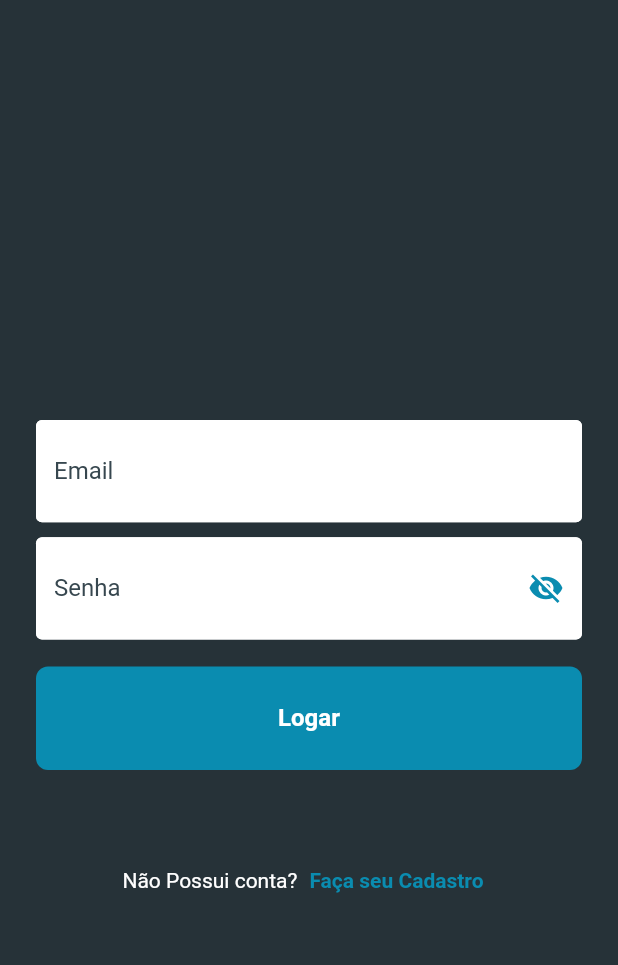
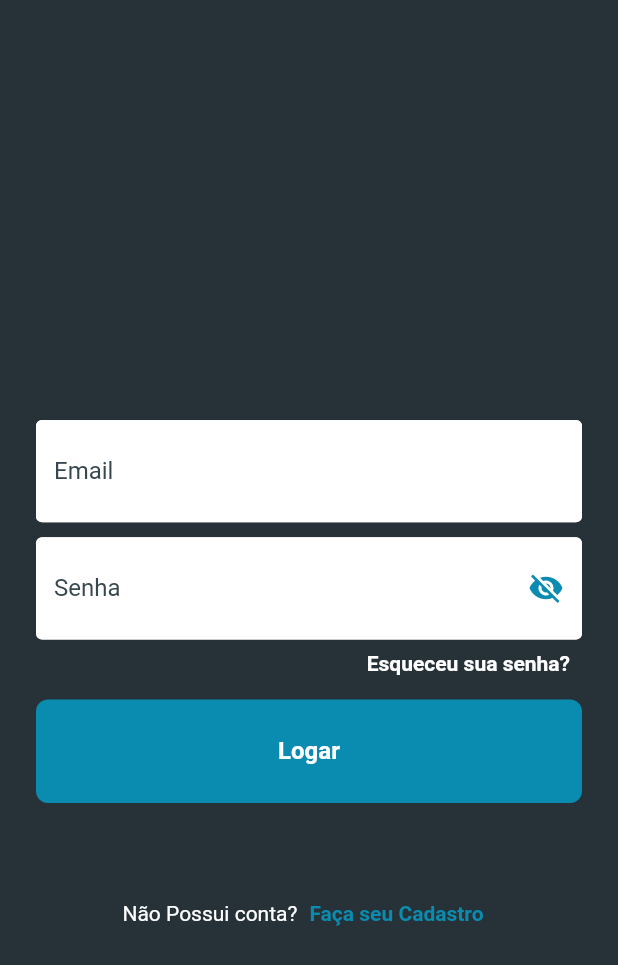
Before and after one commit to SamuelLuisGomes/monews_app, a Flutter app: the screen it shows after launch, on a phone screen of 412 x 824 dp. Shown: the top 965 px of the screen. Run offline on Flutter 3.47's test engine with Material 2 defaults, Android fonts, the light colour scheme and no system bars; our stand-ins replace cloud_firestore, firebase_auth, firebase_core; accounts and stored records are empty.

Commit message:
Começando o Reset Senha Usuário

```diff
--- a/lib/views/login_view.dart
+++ b/lib/views/login_view.dart
@@ -2,6 +2,7 @@
 import 'package:monews_app/controllers/autenticacao_controllers.dart';
 import 'package:monews_app/controllers/formulario_controller.dart';
 import 'package:monews_app/views/registro_view.dart';
+import 'package:monews_app/views/reset_senha_view.dart';
 
 class LoginView extends StatefulWidget {
   @override
@@ -33,7 +34,6 @@
                 child: Column(
                   mainAxisAlignment: MainAxisAlignment.center,
                   children: [
-
                     /*== Logo ==*/
                     // Image.asset(
                     //   'lib/images/logoMonews.png',
@@ -114,7 +114,37 @@
                           FormularioController.validarSenha(value!),
                     ),
                     SizedBox(
-                      height: 18,
+                      height: 8,
+                    ),
+                    Padding(
+                      padding: const EdgeInsets.symmetric(horizontal: 8),
+                      child: GestureDetector(
+                        onTap: () {
+                          Navigator.push(
+                            context,
+                            MaterialPageRoute(
+                              builder: (context) {
+                                return ResetSenhaView();
+                              },
+                            ),
+                          );
+                        },
+                        child: Row(
+                          mainAxisAlignment: MainAxisAlignment.end,
+                          children: [
+                            Text(
+                              'Esqueceu sua senha?',
+                              style: TextStyle(
+                                color: Colors.white,
+                                fontWeight: FontWeight.bold,
+                              ),
+                            ),
+                          ],
+                        ),
+                      ),
+                    ),
+                    SizedBox(
+                      height: 16,
                     ),
                     GestureDetector(
                       onTap: () => login(context),
```
Also changed, not shown: lib/views/reset_senha_view.dart (added, +116 -0 lines).
